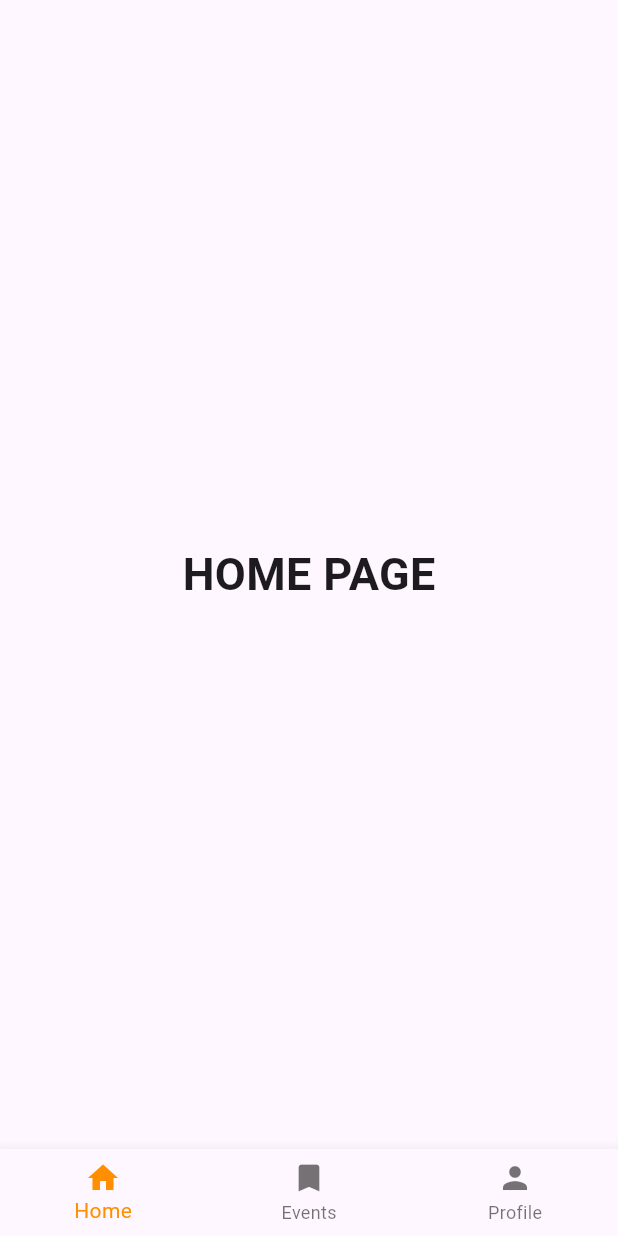
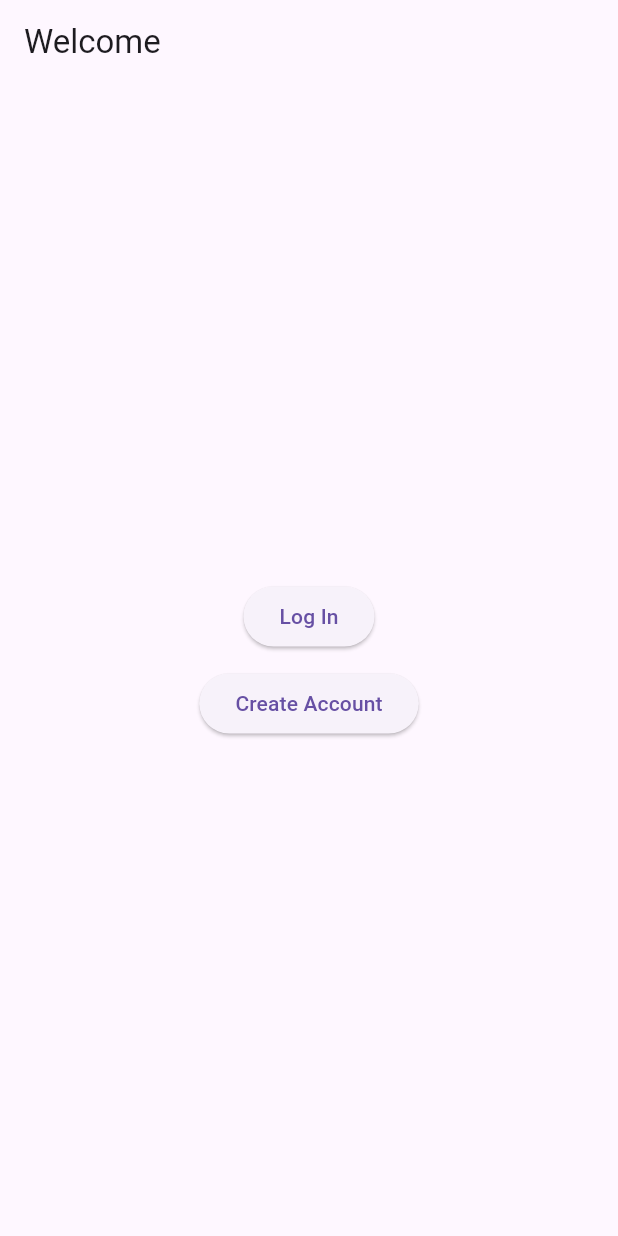
Before and after one commit to Emjay44/OperatingSystem, a Flutter app: the screen it shows after launch, on a phone screen of 412 x 824 dp. Run offline on Flutter 3.47's test engine with Material 3 defaults, Android fonts, the phone set to English and light mode, and no system bars.

Commit message:
Describe the changes

```diff
--- a/lib/Screens/Dashboard.dart
+++ b/lib/Screens/Dashboard.dart
@@ -1,79 +1,59 @@
+// lib/Screens/Dashboard.dart
 import 'package:flutter/material.dart';
+import 'package:operatingsystem/Screens/Profile.dart';
+// ignore: duplicate_import
+import 'Profile.dart';
 
-void main() => runApp(const Dashboard());
-
-class Dashboard extends StatelessWidget {
-  static const String _title = 'Flutter Code Sample';
-
-  const Dashboard({super.key});
+class HomeScreen extends StatefulWidget {
+  const HomeScreen({Key? key}) : super(key: key);
 
   @override
-  Widget build(BuildContext context) {
-    return const MaterialApp(
-      title: _title,
-      home: MyStatefulWidget(),
-    );
-  }
+  _HomeScreenState createState() => _HomeScreenState();
 }
 
-class MyStatefulWidget extends StatefulWidget {
-  const MyStatefulWidget({super.key});
+class _HomeScreenState extends State<HomeScreen> {
+  int _selectedIndex = 0;
 
-  @override
-  _MyStatefulWidgetState createState() => _MyStatefulWidgetState();
-}
-
-class _MyStatefulWidgetState extends State<MyStatefulWidget> {
-  int _selectedIndex = 0;
-  static const TextStyle optionStyle =
-      TextStyle(fontSize: 30, fontWeight: FontWeight.bold);
-  static const List<Widget> _widgetOptions = <Widget>[
-    Text(
-      'HOME PAGE',
-      style: optionStyle,
-    ),
-    Text(
-      'EVENTS PAGE',
-      style: optionStyle,
-    ),
-    Text(
-      'PROFILE PAGE',
-      style: optionStyle,
-    ),
+  static List<Widget> _pages = <Widget>[
+    Center(child: Text('Home Page')),
+    Center(child: Text('Events Page')),
   ];
 
   void _onItemTapped(int index) {
-    setState(() {
-      _selectedIndex = index;
-    });
+    if (index == 2) {
+
+      Navigator.push(
+        context,
+        MaterialPageRoute(builder: (context) => ProfilePage()),
+      );
+    } else {
+      setState(() {
+        _selectedIndex = index;
+      });
+    }
   }
 
   @override
   Widget build(BuildContext context) {
     return Scaffold(
-
-      body: Center(
-        child: _widgetOptions.elementAt(_selectedIndex),
-      ),
+      body: _selectedIndex < _pages.length ? _pages[_selectedIndex] : Container(),
       bottomNavigationBar: BottomNavigationBar(
         items: const <BottomNavigationBarItem>[
           BottomNavigationBarItem(
             icon: Icon(Icons.home),
-            label: ('Home'),
+            label: 'Home',
           ),
           BottomNavigationBarItem(
-            icon: Icon(Icons.bookmark),
-            label: ('Events'),
+            icon: Icon(Icons.book),
+            label: 'Events',
           ),
           BottomNavigationBarItem(
             icon: Icon(Icons.person),
-            label: ('Profile'),
+            label: 'Profile',
           ),
-
-
         ],
         currentIndex: _selectedIndex,
-        selectedItemColor: Colors.amber[800],
+        selectedItemColor: Colors.blueAccent,
         onTap: _onItemTapped,
       ),
     );
--- a/lib/main.dart
+++ b/lib/main.dart
@@ -1,9 +1,13 @@
-import "package:flutter/material.dart";
-import "package:operatingsystem/Screens/Dashboard.dart";
+import 'package:flutter/material.dart';
+import 'package:operatingsystem/Screens/Dashboard.dart'; // Ensure HomeScreen is here
+import 'package:operatingsystem/Screens/login_screen.dart';
+import 'package:operatingsystem/Screens/signup_screen.dart';
+
 
 void main() => runApp(MyApp());
+
 class MyApp extends StatefulWidget {
-  const MyApp ({super.key});
+  const MyApp({super.key});
 
   @override
   State<MyApp> createState() => _MyAppState();
@@ -12,9 +16,45 @@
 class _MyAppState extends State<MyApp> {
   @override
   Widget build(BuildContext context) {
-    return const MaterialApp(
+    return MaterialApp(
       debugShowCheckedModeBanner: false,
-      home: Dashboard(),
+      home: HomeScreen(), // Initialize with HomeScreen
     );
   }
 }
+
+
+   class HomeScreen extends StatelessWidget {
+  @override
+  Widget build(BuildContext context) {
+    return Scaffold(
+      appBar: AppBar(title: Text('Welcome')),
+      body: Center(
+        child: Column(
+          mainAxisAlignment: MainAxisAlignment.center,
+          children: [
+            ElevatedButton(
+              onPressed: () {
+                Navigator.push(
+                  context,
+                  MaterialPageRoute(builder: (context) => LoginPage()),
+                );
+              },
+              child: Text('Log In'),
+            ),
+            SizedBox(height: 10),
+            ElevatedButton(
+              onPressed: () {
+                Navigator.push(
+                  context,
+                  MaterialPageRoute(builder: (context) => CreateAccountPage()),
+                );
+              },
+              child: Text('Create Account'),
+            ),
+          ],
+        ),
+      ),
+    );
+  }
+}
```
Also changed, not shown: lib/Screens/Profile.dart (added, +65 -0 lines), lib/Screens/login_screen.dart (added, +39 -0 lines), lib/Screens/signup_screen.dart (added, +38 -0 lines), 1 other file.
